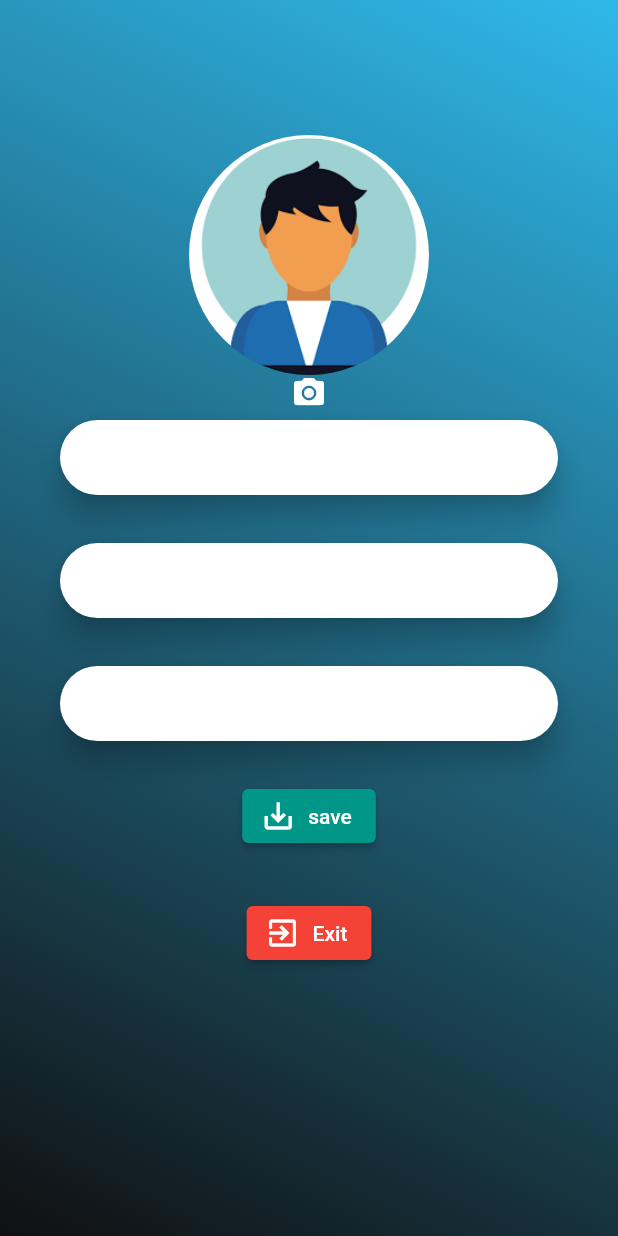
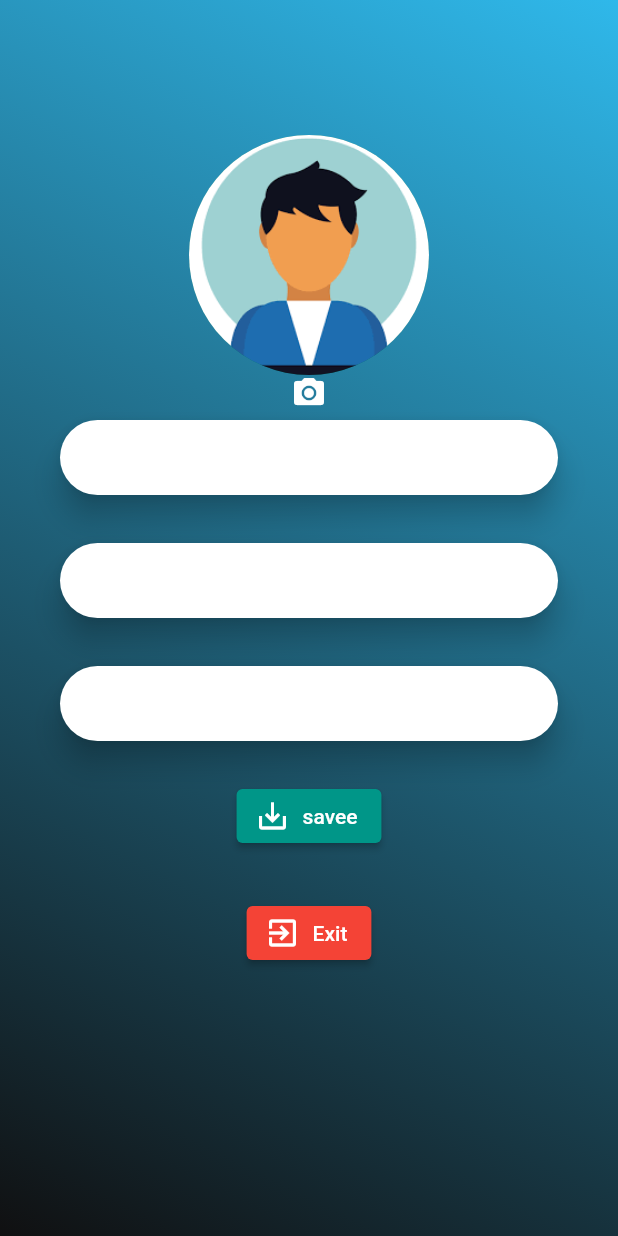
Before and after one commit to ayyubivh/student_database, a Flutter app: the ScreenDetails screen opened directly with empty values, after a tap on the "edit" icon, on a phone screen of 412 x 824 dp. Run offline on Flutter 3.47's test engine with Material 2 defaults, Android fonts, the phone set to English and light mode, and no system bars; our stand-ins replace hive, hive_flutter, image_picker; accounts and stored records are empty; Roboto replaces fonts that are missing (Montserrat); project files that could hold a hidden picture were left out.

Commit message:
changed mytext to savee

```diff
--- a/lib/screen/home/widgets/edit.dart
+++ b/lib/screen/home/widgets/edit.dart
@@ -142,7 +142,7 @@ class _EditPage extends State<EditPage> {
             divider,
             elevatedbutton(
               buttoncolor: Colors.teal,
-              mytext: 'save',
+              mytext: 'savee',
               myicon: const Icon(Icons.save_alt),
               onpress: () {
                 onAddStudentButtonClicked(widget.index);
```
